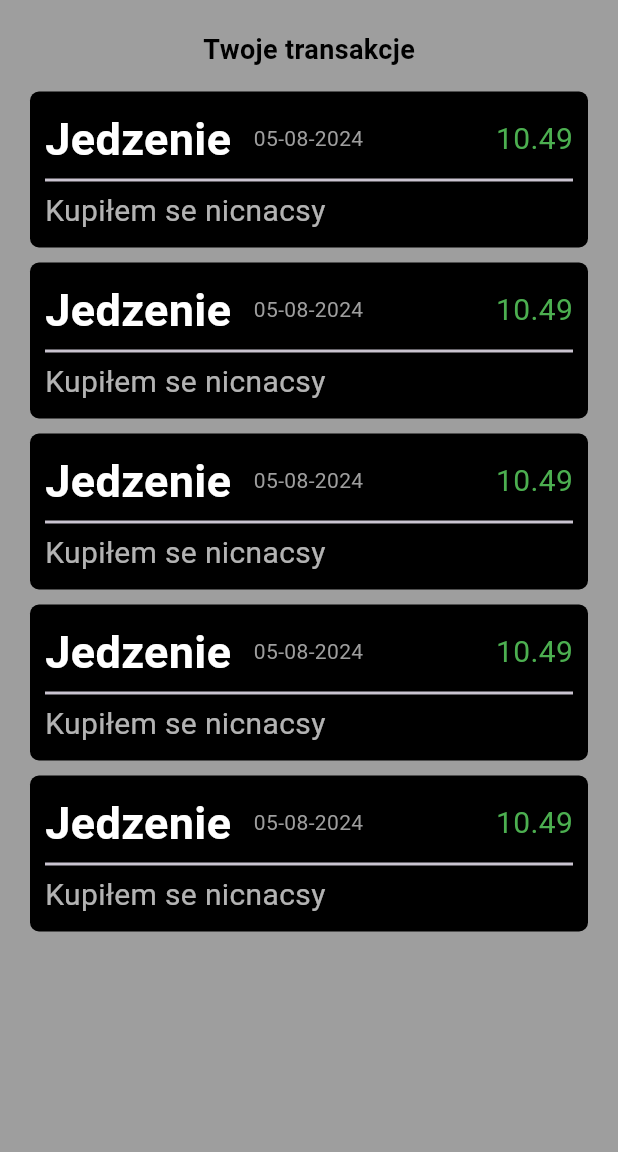
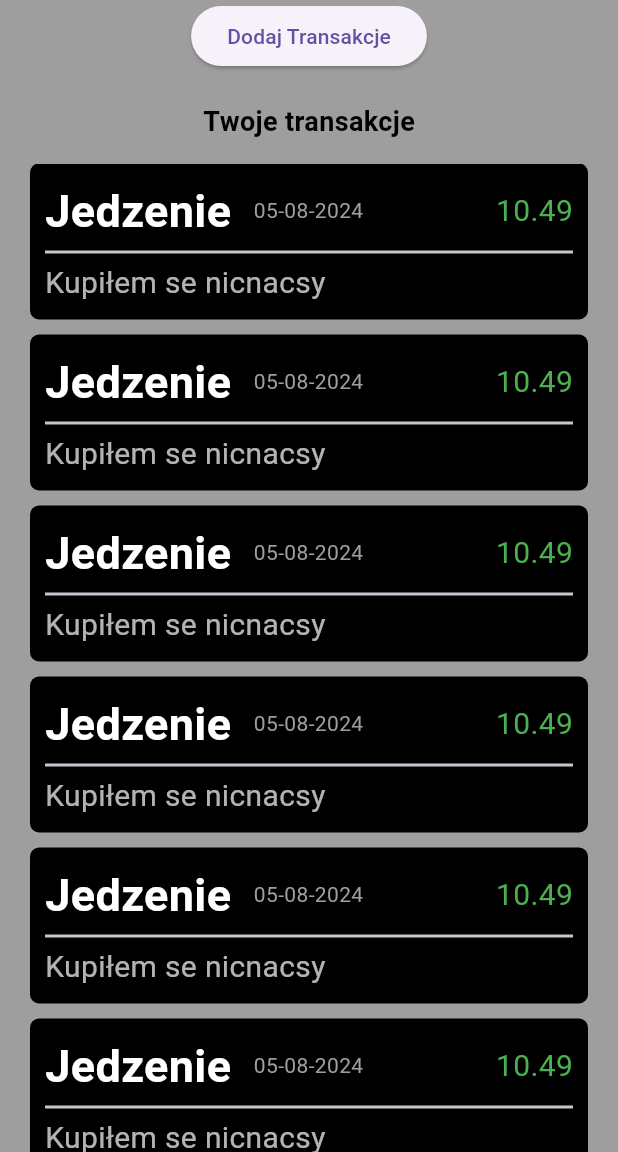
Before and after one commit to Gugson-dev/fund_manager, a Flutter app: the screen it shows after launch, on a phone screen of 412 x 824 dp, the part 84-1236 px from its top. Run offline on Flutter 3.47's test engine with Material 3 defaults, Android fonts, the phone set to English and light mode, and no system bars; Roboto replaces fonts that are missing (Poppins).

Commit message:
added DodajTransakcje

```diff
--- a/lib/models/transaction_model.dart
+++ b/lib/models/transaction_model.dart
@@ -57,6 +57,46 @@ class TransactionModel {
         date: DateTime(2024,8,5)
       )
     );
+    transactions.add(
+      TransactionModel(
+        title: 'Jedzenie',
+        description: 'Kupiłem se nicnacsy',
+        value: 10.49,
+        date: DateTime(2024,8,5)
+      )
+    );
+    transactions.add(
+      TransactionModel(
+        title: 'Jedzenie',
+        description: 'Kupiłem se nicnacsy',
+        value: 10.49,
+        date: DateTime(2024,8,5)
+      )
+    );
+    transactions.add(
+      TransactionModel(
+        title: 'Jedzenie',
+        description: 'Kupiłem se nicnacsy',
+        value: 10.49,
+        date: DateTime(2024,8,5)
+      )
+    );
+    transactions.add(
+      TransactionModel(
+        title: 'Jedzenie',
+        description: 'Kupiłem se nicnacsy',
+        value: 10.49,
+        date: DateTime(2024,8,5)
+      )
+    );
+    transactions.add(
+      TransactionModel(
+        title: 'Jedzenie',
+        description: 'Kupiłem se nicnacsy',
+        value: 10.49,
+        date: DateTime(2024,8,5)
+      )
+    );
 
     return transactions;
   }
```
Also changed, not shown: lib/pages/home.dart (+98 -2 lines).
